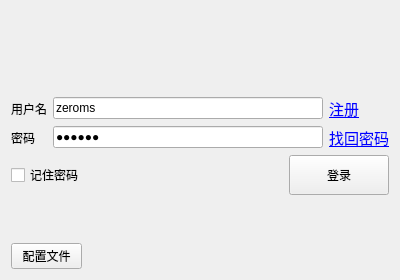
Old version of the form Qt4-PC-Client/login.ui in the repository jysperm/ZeroMS-1x.
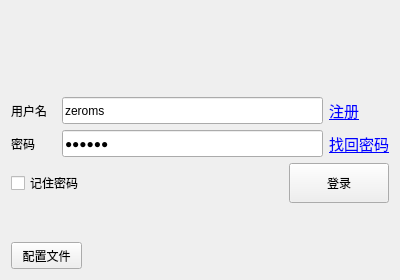
New version of the form.

Commit message: 加上大小限定....个人感觉这样在windows平台下会好看点

Diff of the .ui file:
```diff
--- a/Qt4-PC-Client/login.ui
+++ b/Qt4-PC-Client/login.ui
@@ -45,6 +45,18 @@
       <layout class="QGridLayout" name="gridLayout">
        <item row="0" column="0">
         <widget class="QLabel" name="LUser">
+         <property name="minimumSize">
+          <size>
+           <width>45</width>
+           <height>27</height>
+          </size>
+         </property>
+         <property name="maximumSize">
+          <size>
+           <width>45</width>
+           <height>27</height>
+          </size>
+         </property>
          <property name="text">
           <string>用户名</string>
          </property>
@@ -52,6 +64,18 @@
        </item>
        <item row="0" column="1">
         <widget class="QLineEdit" name="UserInput">
+         <property name="minimumSize">
+          <size>
+           <width>261</width>
+           <height>27</height>
+          </size>
+         </property>
+         <property name="maximumSize">
+          <size>
+           <width>261</width>
+           <height>27</height>
+          </size>
+         </property>
          <property name="text">
           <string>zeroms</string>
          </property>
@@ -59,6 +83,18 @@
        </item>
        <item row="0" column="2">
         <widget class="QLabel" name="RegLink">
+         <property name="minimumSize">
+          <size>
+           <width>60</width>
+           <height>27</height>
+          </size>
+         </property>
+         <property name="maximumSize">
+          <size>
+           <width>60</width>
+           <height>27</height>
+          </size>
+         </property>
          <property name="text">
           <string>&lt;!DOCTYPE HTML PUBLIC &quot;-//W3C//DTD HTML 4.0//EN&quot; &quot;http://www.w3.org/TR/REC-html40/strict.dtd&quot;&gt;
 &lt;html&gt;&lt;head&gt;&lt;meta name=&quot;qrichtext&quot; content=&quot;1&quot; /&gt;&lt;style type=&quot;text/css&quot;&gt;
@@ -70,6 +106,18 @@
        </item>
        <item row="1" column="0">
         <widget class="QLabel" name="LPassWord">
+         <property name="minimumSize">
+          <size>
+           <width>45</width>
+           <height>27</height>
+          </size>
+         </property>
+         <property name="maximumSize">
+          <size>
+           <width>45</width>
+           <height>27</height>
+          </size>
+         </property>
          <property name="text">
           <string>密码</string>
          </property>
@@ -77,6 +125,18 @@
        </item>
        <item row="1" column="1">
         <widget class="QLineEdit" name="PassWordInput">
+         <property name="minimumSize">
+          <size>
+           <width>261</width>
+           <height>27</height>
+          </size>
+         </property>
+         <property name="maximumSize">
+          <size>
+           <width>261</width>
+           <height>27</height>
+          </size>
+         </property>
          <property name="text">
           <string>123123</string>
          </property>
@@ -102,6 +162,18 @@
       <layout class="QHBoxLayout" name="horizontalLayout">
        <item>
         <widget class="QCheckBox" name="Remember">
+         <property name="minimumSize">
+          <size>
+           <width>90</width>
+           <height>22</height>
+          </size>
+         </property>
+         <property name="maximumSize">
+          <size>
+           <width>90</width>
+           <height>22</height>
+          </size>
+         </property>
          <property name="text">
           <string>记住密码</string>
          </property>
@@ -128,6 +200,12 @@
            <height>40</height>
           </size>
          </property>
+         <property name="maximumSize">
+          <size>
+           <width>100</width>
+           <height>40</height>
+          </size>
+         </property>
          <property name="text">
           <string>登录</string>
          </property>
@@ -152,10 +230,16 @@
       <layout class="QHBoxLayout" name="horizontalLayout_2">
        <item>
         <widget class="QPushButton" name="Options">
+         <property name="minimumSize">
+          <size>
+           <width>71</width>
+           <height>27</height>
+          </size>
+         </property>
          <property name="maximumSize">
           <size>
            <width>71</width>
-           <height>16777215</height>
+           <height>27</height>
           </size>
          </property>
          <property name="text">
```
